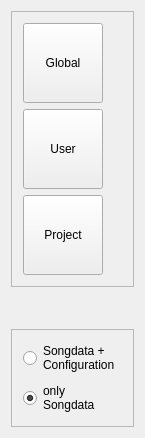
First picture: the form in muse2/muse/widgets/fdialogbuttons.ui, repository emrum/muse, before the edit.
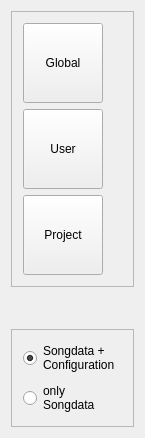
Second picture: the form after the edit.

Patch:
```diff
--- a/muse2/muse/widgets/fdialogbuttons.ui
+++ b/muse2/muse/widgets/fdialogbuttons.ui
@@ -135,6 +135,9 @@
          <string>Songdata +
 Configuration</string>
         </property>
+        <property name="checked">
+         <bool>true</bool>
+        </property>
        </widget>
       </item>
       <item>
@@ -143,9 +146,6 @@
          <string>only
 Songdata</string>
         </property>
-        <property name="checked">
-         <bool>true</bool>
-        </property>
        </widget>
       </item>
      </layout>
```
